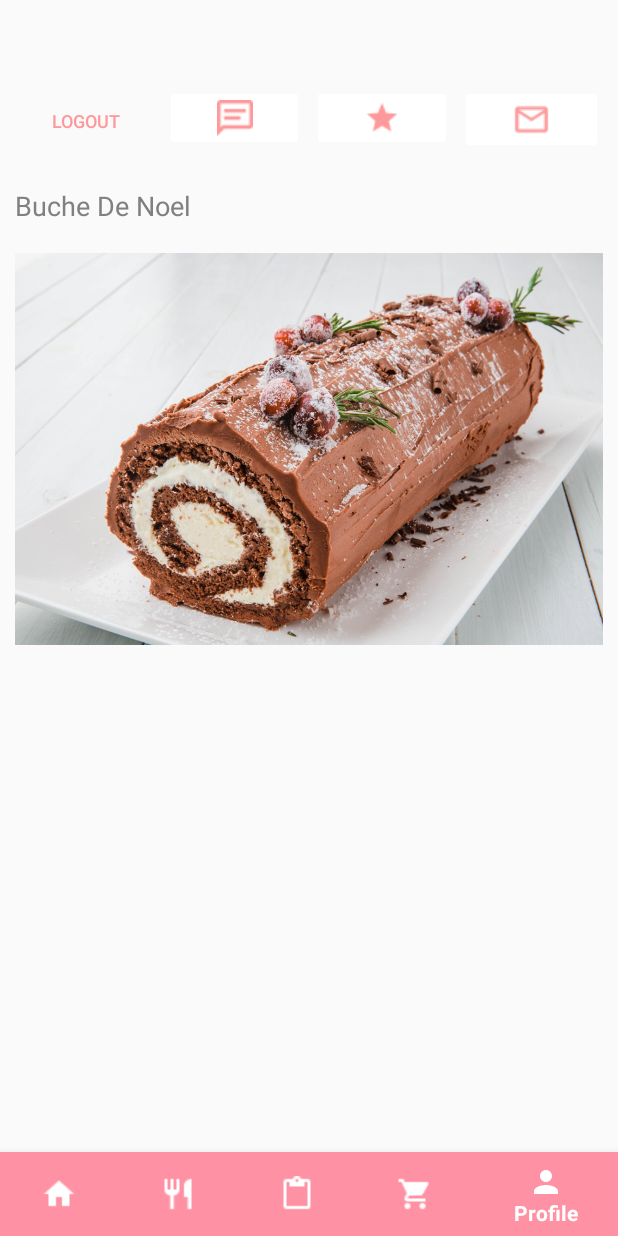
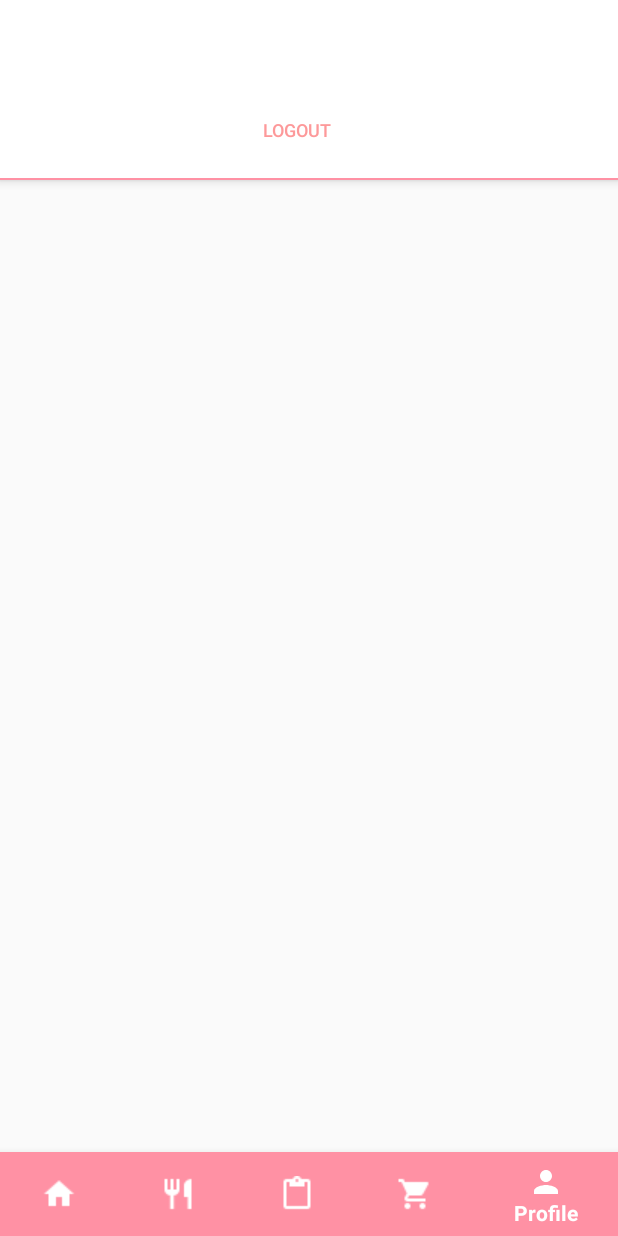
Before and after one commit to jo32pilot/Food-for-Thought, an Android app: the screen it shows after launch once a user with an empty profile is signed in (HomeActivity), item 5 of the bottom bar chosen, on a phone screen of 412 x 824 dp. Run offline under Robolectric (Android 15) with nearby library versions, the phone set to English and light mode, and no system bars; our stand-ins replace Firebase (no records; nobody signed in at launch, a user with empty details on screens opened directly), Picasso; pictures from the network do not load.

Commit message:
Minor changes to profile page

```diff
--- a/FoodForThought/app/src/main/java/com/example/foodforthought/Controller/UserProfileFragment.java
+++ b/FoodForThought/app/src/main/java/com/example/foodforthought/Controller/UserProfileFragment.java
@@ -5,18 +5,28 @@ import android.view.LayoutInflater;
 import android.view.View;
 import android.view.ViewGroup;
 import android.widget.TextView;
+import android.widget.Toast;
 
 import androidx.annotation.NonNull;
 import androidx.annotation.Nullable;
 import androidx.fragment.app.Fragment;
+import androidx.recyclerview.widget.LinearLayoutManager;
+import androidx.recyclerview.widget.RecyclerView;
 
 import com.example.foodforthought.Model.Database;
+import com.example.foodforthought.Model.Recipe;
+import com.example.foodforthought.Model.RecipeAdapter;
 import com.example.foodforthought.R;
 import com.google.android.gms.tasks.OnCompleteListener;
 import com.google.android.gms.tasks.Task;
 import com.google.firebase.auth.FirebaseAuth;
 import com.google.firebase.auth.FirebaseUser;
+import com.google.firebase.firestore.CollectionReference;
+import com.google.firebase.firestore.DocumentReference;
 import com.google.firebase.firestore.DocumentSnapshot;
+
+import java.util.ArrayList;
+import java.util.List;
 
 // Fragment to load the user profile fragment
 public class UserProfileFragment extends Fragment {
@@ -24,11 +34,25 @@ public class UserProfileFragment extends Fragment {
     private Database db = new Database();
     private View view;
     private String user_name;
+    private List<String> customRecipes;
+
+    private RecyclerView recyclerView;
+    private RecipeAdapter recipeAdapter;
+    private List<Recipe> recipeList;
 
     @Nullable
     @Override
     public View onCreateView(@NonNull LayoutInflater inflater, @Nullable ViewGroup container, @Nullable Bundle savedInstanceState) {
         view = inflater.inflate(R.layout.fragment_userprofile, container, false);
+        recyclerView = view.findViewById(R.id.recycler_view3);
+        LinearLayoutManager linearLayoutManager = new LinearLayoutManager(getContext());
+        recyclerView.setHasFixedSize(true);
+        linearLayoutManager.setReverseLayout(true);
+        linearLayoutManager.setStackFromEnd(true);
+        recyclerView.setLayoutManager(linearLayoutManager);
+        recipeAdapter = new RecipeAdapter(getContext(), new ArrayList<>(), false);
+        recyclerView.setAdapter(recipeAdapter);
+        recipeList = new ArrayList<>();
 
         FirebaseUser user = FirebaseAuth.getInstance().getCurrentUser();
         if (user == null) {
@@ -39,6 +63,8 @@ public class UserProfileFragment extends Fragment {
         name = view.findViewById(R.id.username);
 
         db.getDocument("users", uid, onGetName);
+        String userRecipesId = "user_recipes_id_" + uid;
+        db.getDocument("user_recipes", userRecipesId, onGetUserRecipes);
 
         view.findViewById(R.id.LogoutButton).setOnClickListener(new View.OnClickListener() {
             @Override
@@ -69,4 +95,52 @@ public class UserProfileFragment extends Fragment {
     public void onViewCreated(@NonNull View view, @Nullable Bundle savedInstanceState) {
         super.onViewCreated(view, savedInstanceState);
     }
+
+    // Listener for when we've received recipes from the database.
+    OnCompleteListener<DocumentSnapshot> onGetRecipe = new OnCompleteListener<DocumentSnapshot>() {
+        @Override
+        public void onComplete(@NonNull Task<DocumentSnapshot> task) {
+            if (task.isSuccessful()) {
+                DocumentSnapshot doc = task.getResult();
+                recipeList.add(new Recipe(doc.getId(), doc.getData(), null));
+                recipeAdapter = new RecipeAdapter(getContext(), recipeList, false);
+                recyclerView.setAdapter(recipeAdapter);
+            }
+            else {
+                Toast.makeText(getContext(),
+                        "Error ! " + task.getException().getMessage(),
+                        Toast.LENGTH_SHORT).show();
+            }
+        }
+    };
+
+    // Listener for when we've received the user's ingredients.
+    OnCompleteListener<DocumentSnapshot> onGetUserRecipes = new OnCompleteListener<DocumentSnapshot>() {
+        @Override
+        public void onComplete(@NonNull Task<DocumentSnapshot> task) {
+            if (task.isSuccessful()) {
+                CollectionReference recipesRef = db.getDB().collection("recipes");
+                DocumentSnapshot userRecipes = task.getResult();
+                if (userRecipes != null) {
+
+                    // Get user's inventory which is stored as a map (ingredient name -> amount)
+                    customRecipes = (ArrayList<String>) userRecipes.get("self_made");
+
+                    try {
+                        // Begin second query to get recipes based on user's inventory.
+                        if (customRecipes != null) {
+
+                            for(int i = 0; i < customRecipes.size(); i++) {
+                                DocumentReference doc = recipesRef.document(customRecipes.get(i));
+                                doc.get().addOnCompleteListener(onGetRecipe);
+                            }
+                        }
+                    }
+                    catch(Exception e){
+                    }
+                }
+            }
+        }
+    };
+
 }
--- a/FoodForThought/app/src/main/java/com/example/foodforthought/Model/Recipe.java
+++ b/FoodForThought/app/src/main/java/com/example/foodforthought/Model/Recipe.java
@@ -38,7 +38,7 @@ public class Recipe implements Serializable {
         this.img = (String) recipe.get("image");
 
         if(this.img.equals("")) {
-            this.img = "https://image.shutterstock.com/image-vector/ui-image-placeholder-wireframes-apps-260nw-1037719204.jpg";
+            this.img = "https://i.ibb.co/8cYfmmk/logo.png";
         }
 
         this.name = (String) recipe.get("name");
--- a/FoodForThought/app/src/main/res/layout/fragment_userprofile.xml
+++ b/FoodForThought/app/src/main/res/layout/fragment_userprofile.xml
@@ -1,137 +1,91 @@
 <?xml version="1.0" encoding="utf-8"?>
-<androidx.constraintlayout.widget.ConstraintLayout
+<RelativeLayout
     xmlns:android="http://schemas.android.com/apk/res/android"
         xmlns:app="http://schemas.android.com/apk/res-auto"
         xmlns:tools="http://schemas.android.com/tools"
-    android:layout_marginLeft="10dp"
-    android:layout_marginRight="10dp"
         android:layout_width="match_parent"
-    android:layout_height="match_parent"
-    tools:context=".Controller.UserProfileFragment">
+        android:layout_height="wrap_content"
+        android:gravity="center_horizontal"
+        android:orientation="vertical"
+        tools:context=".Controller.MainFragment">
 
-<!--    <LinearLayout-->
-<!--        android:layout_width="0dp"-->
-<!--        android:layout_height="0dp"-->
-<!--        android:orientation="horizontal"-->
-<!--        app:layout_constraintBottom_toBottomOf="parent"-->
-<!--        app:layout_constraintEnd_toEndOf="parent"-->
-<!--        app:layout_constraintHorizontal_bias="0.0"-->
-<!--        app:layout_constraintStart_toStartOf="parent"-->
-<!--        app:layout_constraintTop_toTopOf="parent"-->
-<!--        app:layout_constraintVertical_bias="1.0">-->
+        <com.google.android.material.appbar.AppBarLayout
+            android:layout_width="match_parent"
+            android:layout_height="wrap_content"
+            android:id="@+id/bar">
+
+            <androidx.appcompat.widget.Toolbar
+                android:id="@+id/titleBar"
+                android:layout_width="match_parent"
+                android:layout_height="wrap_content"
+                android:background="@color/colorPrimary">
+
 
                 <LinearLayout
-        android:id="@+id/linearLayout4"
-        android:layout_width="wrap_content"
+                    android:layout_width="match_parent"
                     android:layout_height="wrap_content"
-        android:layout_marginTop="24dp"
-        android:orientation="horizontal"
-        app:layout_constraintBottom_toTopOf="@+id/linearLayout3"
-        app:layout_constraintEnd_toEndOf="parent"
-        app:layout_constraintStart_toStartOf="parent"
-        app:layout_constraintTop_toTopOf="parent">
+                    android:orientation="vertical"
+                    android:padding="8dp">
 
                     <TextView
                         android:id="@+id/username"
-            android:layout_width="0dp"
+                        android:layout_width="wrap_content"
                         android:layout_height="wrap_content"
-            android:layout_marginLeft="20dp"
-            android:layout_weight="1"
-            android:gravity="center_horizontal"
-            android:textSize="24sp"
-            app:layout_constraintBottom_toBottomOf="parent" />
-    </LinearLayout>
+                        android:layout_gravity="center_horizontal"
+                        android:layout_marginEnd="10dp"
+                        android:layout_marginBottom="10dp"
+                        android:textColor="@color/colorPrimaryDark"
+                        android:textSize="20sp" />
 
-    <LinearLayout
-        android:id="@+id/linearLayout3"
-        android:layout_width="0dp"
-        android:layout_height="wrap_content"
-        android:orientation="horizontal"
-        app:layout_constraintEnd_toEndOf="parent"
-        app:layout_constraintStart_toStartOf="parent"
-        app:layout_constraintTop_toBottomOf="@+id/linearLayout4">
+<!--                    <View-->
+<!--                        android:id="@+id/divider1"-->
+<!--                        android:layout_width="match_parent"-->
+<!--                        android:layout_height="1dp"-->
+<!--                        android:layout_above="@+id/LogoutButton"-->
+<!--                        android:layout_marginLeft="0dp"-->
+<!--                        android:layout_marginBottom="5dp"-->
+<!--                        android:background="@color/colorPrimaryDark" />-->
 
                     <Button
                         android:id="@+id/LogoutButton"
                         style="@style/Widget.AppCompat.Button.Borderless.Colored"
-            android:layout_width="50dp"
+                        android:layout_width="wrap_content"
                         android:layout_height="wrap_content"
+                        android:layout_marginStart="130dp"
+                        android:layout_marginTop="17dp"
                         android:layout_weight="1"
                         android:backgroundTint="#FFFFFF"
                         android:text="Logout"
                         android:textColor="#FD999A"
                         android:textSize="12sp" />
 
-        <ImageButton
-            android:id="@+id/FollowButton"
-            android:layout_width="wrap_content"
-            android:layout_height="wrap_content"
-            android:layout_marginLeft="5dp"
 
-            android:layout_weight="1"
-            android:backgroundTint="#FFFFFF"
-            android:src="@drawable/followlogo" />
+                </LinearLayout>
+            </androidx.appcompat.widget.Toolbar>
 
-        <ImageButton
-            android:id="@+id/TopPostsButton"
-            android:layout_width="wrap_content"
-            android:layout_height="wrap_content"
-            android:layout_marginLeft="5dp"
-            android:layout_weight="1"
-            android:backgroundTint="#FFFFFF"
-            android:src="@drawable/toppostlogo" />
+            <View
+                android:id="@+id/divider"
+                android:layout_width="match_parent"
+                android:layout_height="1dp"
+                android:background="@color/colorPrimaryDark" />
 
-        <ImageButton
-            android:id="@+id/ShareProfileButton"
-            android:layout_width="wrap_content"
-            android:layout_height="wrap_content"
-            android:layout_marginLeft="5dp"
-            android:layout_weight="1"
-            android:backgroundTint="#FFFFFF"
-            android:src="@drawable/shareiconimage" />
-    </LinearLayout>
 
-    <ScrollView
-        android:layout_width="0dp"
-        android:layout_height="507dp"
-        android:layout_marginBottom="0dp"
-        android:layout_marginTop="20dp"
-        app:layout_constraintEnd_toEndOf="parent"
-        app:layout_constraintStart_toStartOf="parent"
-        app:layout_constraintTop_toBottomOf="@+id/linearLayout3">
+        </com.google.android.material.appbar.AppBarLayout>
 
-        <LinearLayout
+        <androidx.recyclerview.widget.RecyclerView
+            android:id="@+id/recycler_view3"
             android:layout_width="match_parent"
             android:layout_height="match_parent"
-            android:orientation="vertical"
-            app:layout_constraintBottom_toBottomOf="parent"
-            app:layout_constraintEnd_toEndOf="parent"
-            app:layout_constraintStart_toStartOf="parent">
+            android:clipToPadding="false"
+            android:layout_below="@id/bar"
+            android:layout_marginTop="15dp"
+            android:scrollbars="vertical"
+            android:layout_marginBottom="35dp"/>
 
-            <TextView
-                android:id="@+id/textView8"
-                android:layout_width="match_parent"
-                android:layout_height="match_parent"
-                android:layout_weight="1"
-                android:text="Buche De Noel"
-                android:textColor="#808080"
-                android:textSize="18sp" />
-
-            <ImageView
-                android:id="@+id/imageView6"
-                android:layout_width="match_parent"
-                android:layout_height="300dp"
-                android:layout_weight="1"
-                app:srcCompat="@drawable/buchedenoel" />
-
-        </LinearLayout>
-
-    </ScrollView>
+    </RelativeLayout>
 
 
 
 
 
     <!--    </LinearLayout>-->
-
-</androidx.constraintlayout.widget.ConstraintLayout>
```
Lines whose indentation alone changed are shown as unchanged.
